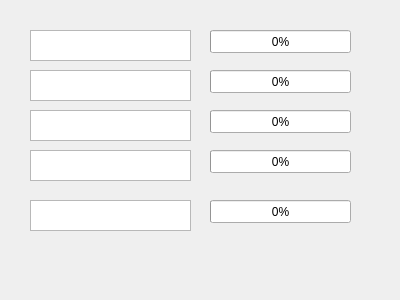
Before: the Qt Designer form downloads.ui in tnightingale/COMMAudio, drawn with Qt 5.
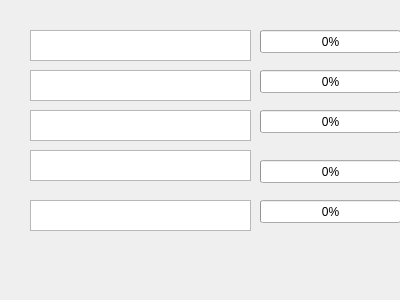
After: the same form once the commit is applied.

Commit message: minor bug fixed with download ui and only getting songname

What changed in the file:
```diff
--- a/downloads.ui
+++ b/downloads.ui
@@ -16,7 +16,7 @@
   <widget class="QProgressBar" name="downloadbar1">
    <property name="geometry">
     <rect>
-     <x>210</x>
+     <x>260</x>
      <y>30</y>
      <width>141</width>
      <height>23</height>
@@ -29,7 +29,7 @@
   <widget class="QProgressBar" name="downloadbar2">
    <property name="geometry">
     <rect>
-     <x>210</x>
+     <x>260</x>
      <y>70</y>
      <width>141</width>
      <height>23</height>
@@ -42,7 +42,7 @@
   <widget class="QProgressBar" name="downloadbar3">
    <property name="geometry">
     <rect>
-     <x>210</x>
+     <x>260</x>
      <y>110</y>
      <width>141</width>
      <height>23</height>
@@ -55,8 +55,8 @@
   <widget class="QProgressBar" name="downloadbar4">
    <property name="geometry">
     <rect>
-     <x>210</x>
-     <y>150</y>
+     <x>260</x>
+     <y>160</y>
      <width>141</width>
      <height>23</height>
     </rect>
@@ -68,7 +68,7 @@
   <widget class="QProgressBar" name="downloadbar5">
    <property name="geometry">
     <rect>
-     <x>210</x>
+     <x>260</x>
      <y>200</y>
      <width>141</width>
      <height>23</height>
@@ -83,7 +83,7 @@
     <rect>
      <x>30</x>
      <y>30</y>
-     <width>161</width>
+     <width>221</width>
      <height>31</height>
     </rect>
    </property>
@@ -93,7 +93,7 @@
     <rect>
      <x>30</x>
      <y>70</y>
-     <width>161</width>
+     <width>221</width>
      <height>31</height>
     </rect>
    </property>
@@ -103,7 +103,7 @@
     <rect>
      <x>30</x>
      <y>110</y>
-     <width>161</width>
+     <width>221</width>
      <height>31</height>
     </rect>
    </property>
@@ -113,7 +113,7 @@
     <rect>
      <x>30</x>
      <y>150</y>
-     <width>161</width>
+     <width>221</width>
      <height>31</height>
     </rect>
    </property>
@@ -123,7 +123,7 @@
     <rect>
      <x>30</x>
      <y>200</y>
-     <width>161</width>
+     <width>221</width>
      <height>31</height>
     </rect>
    </property>
```
The commit also changes 1 other file.
